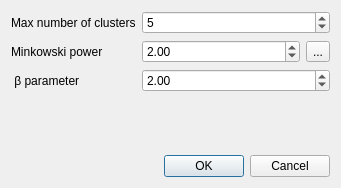
Old version of the form ui/a_ward_pb_params.ui in the repository eremeykin/ectgui2.
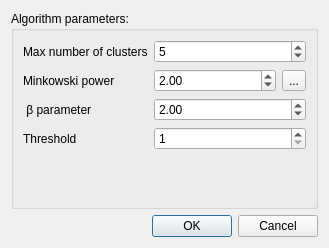
New version of the form.

```diff
--- a/ui/a_ward_pb_params.ui
+++ b/ui/a_ward_pb_params.ui
@@ -6,8 +6,8 @@
    <rect>
     <x>0</x>
     <y>0</y>
-    <width>341</width>
-    <height>188</height>
+    <width>329</width>
+    <height>248</height>
    </rect>
   </property>
   <property name="windowTitle">
@@ -15,6 +15,10 @@
   </property>
   <layout class="QVBoxLayout" name="verticalLayout">
    <item>
+    <widget class="QGroupBox" name="">
+     <property name="title">
+      <string>Algorithm parameters:</string>
+     </property>
     <layout class="QFormLayout" name="formLayout">
      <item row="0" column="0">
       <widget class="QLabel" name="clustersNumberLabel">
@@ -84,7 +88,22 @@
        </property>
       </widget>
      </item>
-    </layout>
+      <item row="5" column="1">
+       <widget class="QSpinBox" name="threshold_spin_box">
+        <property name="minimum">
+         <number>1</number>
+        </property>
+       </widget>
+      </item>
+      <item row="5" column="0">
+       <widget class="QLabel" name="label">
+        <property name="text">
+         <string>Threshold</string>
+        </property>
+       </widget>
+      </item>
+     </layout>
+    </widget>
    </item>
    <item>
     <widget class="QDialogButtonBox" name="buttonBox">
```
Lines whose indentation alone changed are shown as unchanged.
